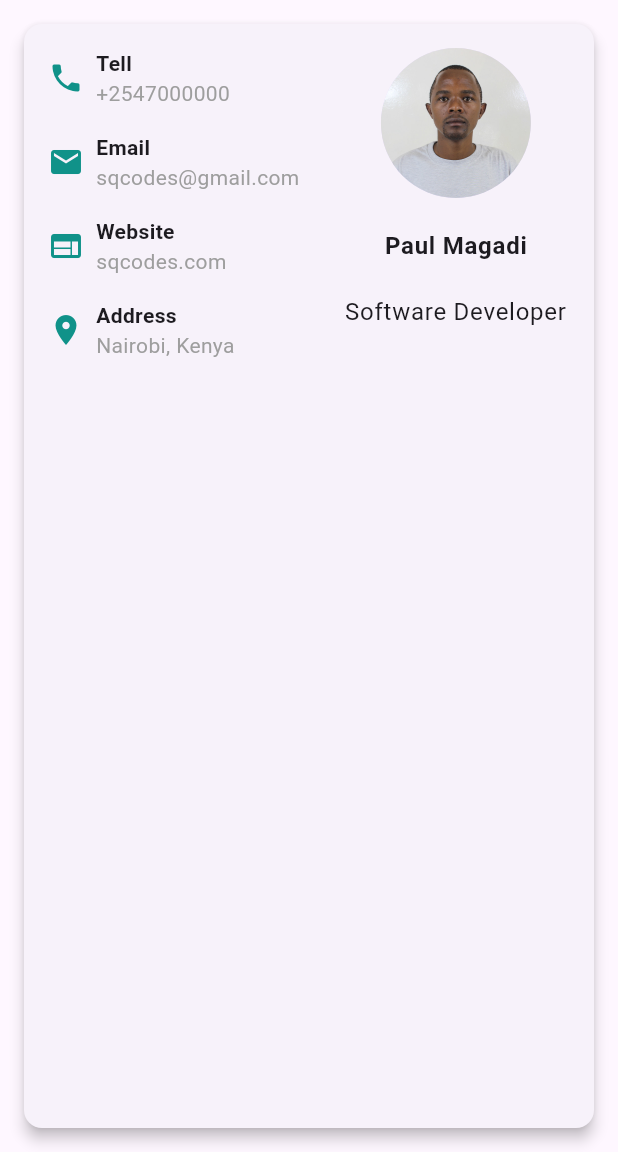
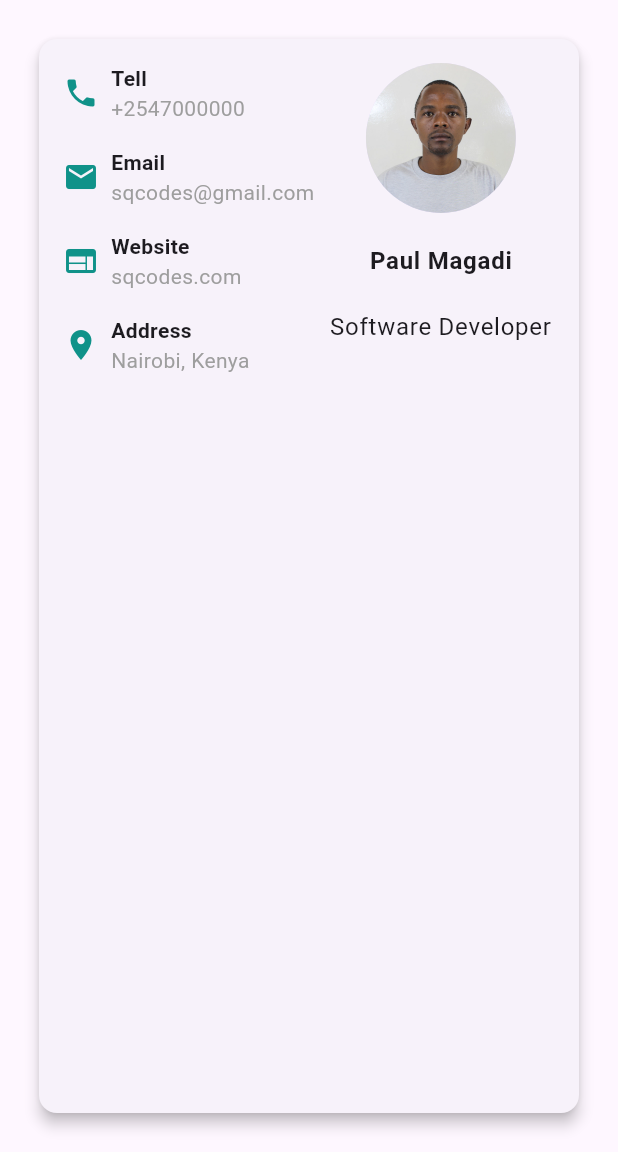
Before and after one commit to paulmagadi/Learn_Flutter, a Flutter app: the screen it shows after launch, on a phone screen of 412 x 824 dp, the part 84-1236 px from its top. Run offline on Flutter 3.47's test engine with Material 3 defaults, Android fonts, the phone set to English and light mode, and no system bars; our stand-ins replace font_awesome_flutter.

Commit message:
modified:   practice_flutter/card_app/lib/screens/home.dart

```diff
--- a/practice_flutter/card_app/lib/screens/home.dart
+++ b/practice_flutter/card_app/lib/screens/home.dart
@@ -20,7 +20,7 @@ class _HomeState extends State<Home> {
         ),
         body: Card(
           elevation: 4.0,
-          margin: const EdgeInsets.all(16),
+          margin: const EdgeInsets.all(26),
           child: Padding(
             padding: const EdgeInsets.all(16),
             child: Row(
```
